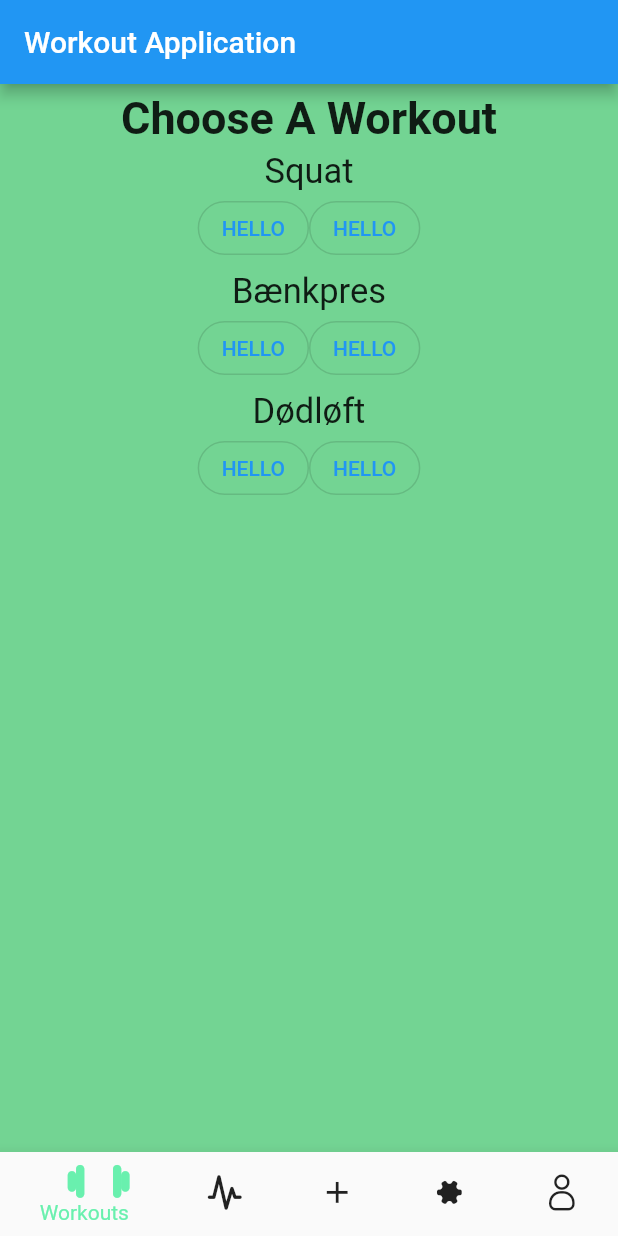
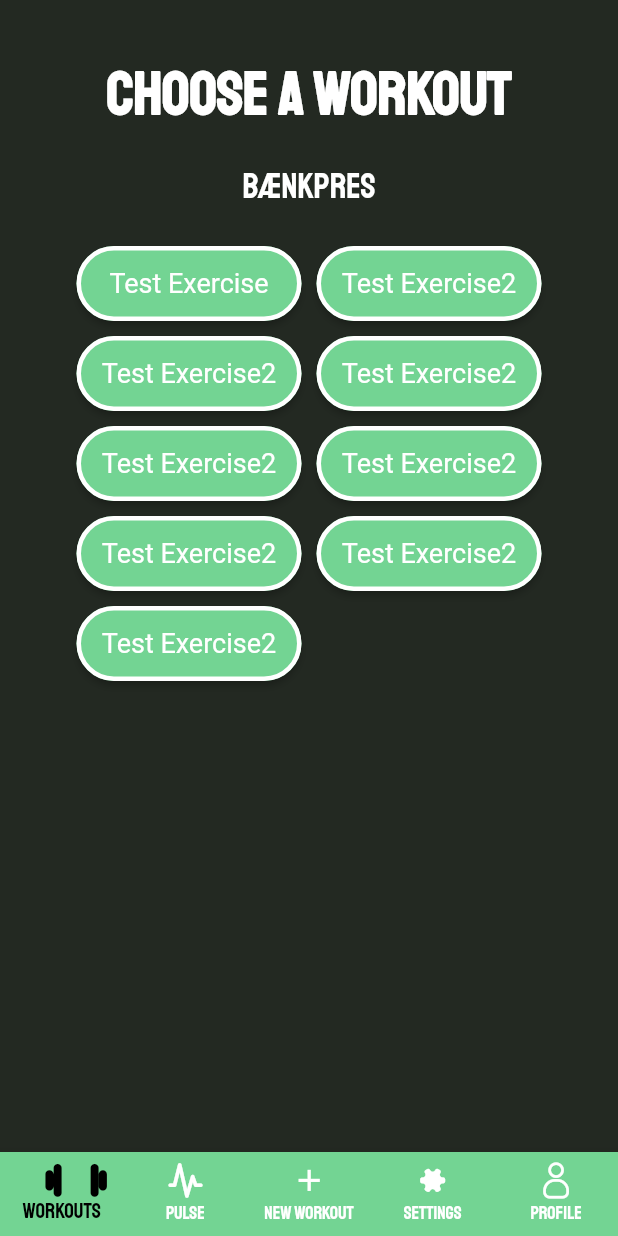
Before and after one commit to phil2988/workout_application, a Flutter app: the screen it shows after launch, on a phone screen of 412 x 824 dp. Run offline on Flutter 3.47's test engine with Material 2 defaults, Android fonts, the phone set to English and light mode, and no system bars.

Commit message:
It aint pretty, but it reads from json

```diff
--- /dev/null
+++ b/lib/app_colors.dart
@@ -0,0 +1,12 @@
+import 'package:flutter/material.dart';
+
+// Global
+const Color primary = Color(0xFF73D493);
+const Color background = Color(0xFF232922);
+
+// AppNavBar
+const Color navBarSelected = Color.fromARGB(255, 0, 0, 0);
+const Color navBarUnSelected = Color.fromARGB(255, 255, 255, 255);
+
+// TextStyles
+const TextStyle buttonStyle = TextStyle(fontSize: 18, color: Colors.white);
--- /dev/null
+++ b/lib/exercise_data_models.dart
@@ -0,0 +1,43 @@
+import 'package:json_annotation/json_annotation.dart';
+
+@JsonSerializable()
+class ExerciseGroupModel {
+  String categoryName;
+  List<ExerciseModel> exercises;
+
+  ExerciseGroupModel({required this.categoryName, required this.exercises});
+
+  factory ExerciseGroupModel.fromJson(Map<String, dynamic> parsedJson) {
+    var exercisesFromJson = parsedJson["exercises"];
+
+    return (ExerciseGroupModel(
+      categoryName: parsedJson["categoryName"],
+      exercises: List<ExerciseModel>.from(exercisesFromJson),
+    ));
+  }
+}
+
+@JsonSerializable()
+class ExerciseModel {
+  String exerciseName;
+  String exerciseDescription;
+  List<String> gifLocations;
+
+  ExerciseModel(
+      {required this.exerciseName,
+      required this.exerciseDescription,
+      required this.gifLocations});
+
+  factory ExerciseModel.fromJson(Map<String, dynamic> parsedJson) {
+    var gifLocationsFromJson = parsedJson["gifLocations"];
+
+    return (ExerciseModel(
+      exerciseName: parsedJson["exerciseName"],
+      exerciseDescription: parsedJson["exerciseDescription"],
+      gifLocations: List<String>.from(gifLocationsFromJson),
+    ));
+  }
+}
+
+// var streetsFromJson = parsedJson['streets'];
+// List<String> streetsList = new List<String>.from(streetsFromJson);
--- /dev/null
+++ b/lib/exercises.dart
@@ -0,0 +1,79 @@
+// import 'dart:convert';
+import 'dart:async';
+import 'dart:convert';
+
+import 'package:flutter/material.dart';
+import 'package:flutter/services.dart';
+import 'package:workout_application/app_colors.dart';
+import 'package:workout_application/fitness_button.dart';
+
+import 'exercise_data_models.dart';
+
+// import 'package:workout_application/exercise_data_model.dart';
+// import 'package:workout_application/fitness_button.dart';
+
+class Exercises extends StatelessWidget {
+  // final benchPressWidgetsList = <Widget>[];
+  // final List exerciseData = [];
+
+  const Exercises({Key? key}) : super(key: key);
+
+  static const TextStyle titleStyle = TextStyle(
+      fontSize: 40,
+      fontWeight: FontWeight.bold,
+      color: Colors.white,
+      height: 2.5);
+  static const TextStyle subTitleStyle =
+      TextStyle(fontSize: 23, color: Colors.white);
+
+  @override
+  Widget build(BuildContext context) {
+    return Scaffold(
+        body: FutureBuilder(
+            future: readJson(),
+            builder: (context, AsyncSnapshot<List<ExerciseModel>> snapshot) {
+              if (snapshot.connectionState == ConnectionState.none) {
+                return const Center(child: Text("What?!?..."));
+              }
+              if (snapshot.connectionState == ConnectionState.waiting) {
+                return const Center(child: Text("Loading..."));
+              } else {
+                if (snapshot.hasError) {
+                  return Center(child: Text("Error: ${snapshot.error}"));
+                } else {
+                  List<Widget> buttons = [];
+
+                  if (snapshot.hasData) {
+                    for (var item in snapshot.data as List<ExerciseModel>) {
+                      buttons.add(FitnessButton(item.exerciseName));
+                    }
+                  }
+                  return Container(
+                      color: background,
+                      alignment: Alignment.center,
+                      child: Column(children: [
+                        const Text("Choose A Workout", style: titleStyle),
+                        const Padding(
+                            padding: EdgeInsets.fromLTRB(0, 10, 0, 0)),
+                        const Text("Bænkpres", style: subTitleStyle),
+                        const Padding(
+                            padding: EdgeInsets.fromLTRB(0, 20, 0, 0)),
+                        Wrap(children: buttons),
+                      ]));
+                }
+              }
+            }));
+  }
+
+  Future<List<ExerciseModel>> readJson() async {
+    String jsonString = await rootBundle.loadString("data/exerciseData.json");
+    final jsonResponse = jsonDecode(jsonString);
+    List<ExerciseModel> exercises = [];
+
+    for (var exercise in jsonResponse["exercises"]) {
+      exercises.add(ExerciseModel.fromJson(exercise));
+    }
+
+    return exercises;
+  }
+}
--- /dev/null
+++ b/lib/fitness_button.dart
@@ -0,0 +1,25 @@
+import 'package:flutter/material.dart';
+import 'package:workout_application/app_colors.dart';
+
+class FitnessButton extends StatelessWidget {
+  final String displayText;
+
+  const FitnessButton(this.displayText, {Key? key}) : super(key: key);
+
+  @override
+  Widget build(BuildContext context) {
+    return Padding(
+        padding: const EdgeInsets.fromLTRB(5, 5, 5, 5),
+        child: ElevatedButton(
+          onPressed: () {},
+          child: Text(displayText),
+          style: ElevatedButton.styleFrom(
+              textStyle: buttonStyle,
+              fixedSize: const Size(150, 50),
+              primary: primary,
+              onPrimary: Colors.white,
+              shape: const StadiumBorder(
+                  side: BorderSide(width: 3, color: Colors.white))),
+        ));
+  }
+}
--- a/lib/main.dart
+++ b/lib/main.dart
@@ -1,18 +1,19 @@
 import 'package:flutter/material.dart';
 import 'package:workout_application/workout_icons.dart';
-import 'package:workout_application/workouts.dart';
+import 'package:workout_application/exercises.dart';
+import 'package:workout_application/app_colors.dart';
 
 void main() => runApp(const AppShell());
 
 class AppShell extends StatelessWidget {
   const AppShell({Key? key}) : super(key: key);
 
-  static const String title = "Workout Application";
-
   // This widget is the root of the application.
   @override
   Widget build(BuildContext context) {
-    return const MaterialApp(title: title, home: NavBar());
+    return const MaterialApp(
+      home: NavBar(),
+    );
   }
 }
 
@@ -27,11 +28,11 @@ class _NavBar extends State<NavBar> {
   int selectedPageIndex = 0;
 
   List<Widget> navBarWidgets = [
-    Workouts(),
-    Workouts(),
-    Workouts(),
-    Workouts(),
-    Workouts()
+    const Exercises(),
+    const Exercises(),
+    const Exercises(),
+    const Exercises(),
+    const Exercises()
   ];
 
   void onItemTapped(int index) {
@@ -42,10 +43,10 @@ class _NavBar extends State<NavBar> {
 
   @override
   Widget build(BuildContext context) {
-    return Scaffold(
-      appBar: AppBar(
-        title: const Text("Workout Application"),
-      ),
+    return MaterialApp(
+        title: "workoutApp",
+        theme: ThemeData(fontFamily: "Staatliches"),
+        home: Scaffold(
           body: Center(
             child: navBarWidgets.elementAt(selectedPageIndex),
           ),
@@ -73,10 +74,12 @@ class _NavBar extends State<NavBar> {
               ),
             ],
             currentIndex: selectedPageIndex,
-        selectedItemColor: Colors.greenAccent,
-        unselectedItemColor: Colors.black87,
+            type: BottomNavigationBarType.fixed,
+            backgroundColor: primary,
+            selectedItemColor: navBarSelected,
+            unselectedItemColor: navBarUnSelected,
             onTap: onItemTapped,
           ),
-    );
+        ));
   }
 }
--- a/lib/workouts.dart
+++ /dev/null
@@ -1,111 +0,0 @@
-import 'package:flutter/material.dart';
-
-class Workouts extends StatelessWidget {
-  Workouts({Key? key}) : super(key: key);
-
-  static const TextStyle titleStyle =
-      TextStyle(fontSize: 30, fontWeight: FontWeight.bold);
-  static const TextStyle subTitleStyle = TextStyle(fontSize: 23);
-
-  @override
-  Widget build(BuildContext context) {
-    return Scaffold(
-      body: Container(
-          color: const Color(0xFF73D493),
-          alignment: Alignment.center,
-          child: Column(
-            children: [
-              const Padding(padding: EdgeInsets.fromLTRB(0, 5, 0, 0)),
-              const Text("Choose A Workout", style: titleStyle),
-              const Padding(padding: EdgeInsets.fromLTRB(0, 5, 0, 0)),
-              const Text("Squat", style: subTitleStyle),
-              Row(
-                mainAxisAlignment: MainAxisAlignment.center,
-                children: [
-                  OutlinedButton(
-                      style: ButtonStyle(
-                          shape:
-                              MaterialStateProperty.all<RoundedRectangleBorder>(
-                                  RoundedRectangleBorder(
-                                      borderRadius: BorderRadius.circular(18),
-                                      side: const BorderSide(
-                                          color:
-                                              Color.fromARGB(255, 0, 0, 0))))),
-                      onPressed: () => debugPrint("Hello"),
-                      child: const Text("HELLO")),
-                  OutlinedButton(
-                      style: ButtonStyle(
-                          shape:
-                              MaterialStateProperty.all<RoundedRectangleBorder>(
-                                  RoundedRectangleBorder(
-                                      borderRadius: BorderRadius.circular(18),
-                                      side: const BorderSide(
-                                          color:
-                                              Color.fromARGB(255, 0, 0, 0))))),
-                      onPressed: () => debugPrint("Hello"),
-                      child: const Text("HELLO"))
-                ],
-              ),
-              const Padding(padding: EdgeInsets.fromLTRB(0, 5, 0, 0)),
-              const Text("Bænkpres", style: subTitleStyle),
-              Row(
-                mainAxisAlignment: MainAxisAlignment.center,
-                children: [
-                  OutlinedButton(
-                      style: ButtonStyle(
-                          shape:
-                              MaterialStateProperty.all<RoundedRectangleBorder>(
-                                  RoundedRectangleBorder(
-                                      borderRadius: BorderRadius.circular(18),
-                                      side: const BorderSide(
-                                          color:
-                                              Color.fromARGB(255, 0, 0, 0))))),
-                      onPressed: () => debugPrint("Hello"),
-                      child: const Text("HELLO")),
-                  OutlinedButton(
-                      style: ButtonStyle(
-                          shape:
-                              MaterialStateProperty.all<RoundedRectangleBorder>(
-                                  RoundedRectangleBorder(
-                                      borderRadius: BorderRadius.circular(18),
-                                      side: const BorderSide(
-                                          color:
-                                              Color.fromARGB(255, 0, 0, 0))))),
-                      onPressed: () => debugPrint("Hello"),
-                      child: const Text("HELLO"))
-                ],
-              ),
-              const Padding(padding: EdgeInsets.fromLTRB(0, 5, 0, 0)),
-              const Text("Dødløft", style: subTitleStyle),
-              Row(
-                mainAxisAlignment: MainAxisAlignment.center,
-                children: [
-                  OutlinedButton(
-                      style: ButtonStyle(
-                          shape:
-                              MaterialStateProperty.all<RoundedRectangleBorder>(
-                                  RoundedRectangleBorder(
-                                      borderRadius: BorderRadius.circular(18),
-                                      side: const BorderSide(
-                                          color:
-                                              Color.fromARGB(255, 0, 0, 0))))),
-                      onPressed: () => debugPrint("Hello"),
-                      child: const Text("HELLO")),
-                  OutlinedButton(
-                      style: ButtonStyle(
-                          shape:
-                              MaterialStateProperty.all<RoundedRectangleBorder>(
-                                  RoundedRectangleBorder(
-                                      borderRadius: BorderRadius.circular(18),
-                                      side: const BorderSide(
-                                          color:
-                                              Color.fromARGB(255, 0, 0, 0))))),
-                      onPressed: () => debugPrint("Hello"),
-                      child: const Text("HELLO"))
-                ],
-              ),
-            ],
-          )),
-    );
-  }
-}
```
Also changed, not shown: data/exerciseData.json (added, +87 -0 lines), pubspec.yaml (+9 -4 lines), assets/fonts/Staatliches-Regular.ttf (added), package-lock.json (added), pubspec.lock, 1 other file. Lines whose indentation alone changed are shown as unchanged.
